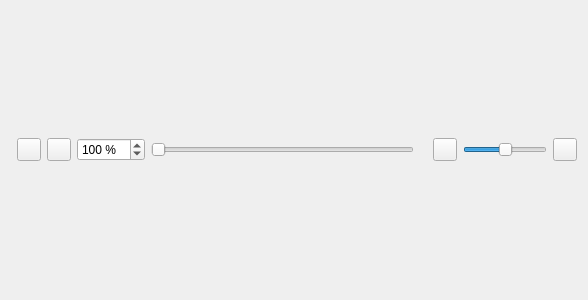
This is src/librssguard/gui/mediaplayer/mediaplayer.ui in martinrotter/rssguard as Qt 5 draws it before an edit. The edited form follows.
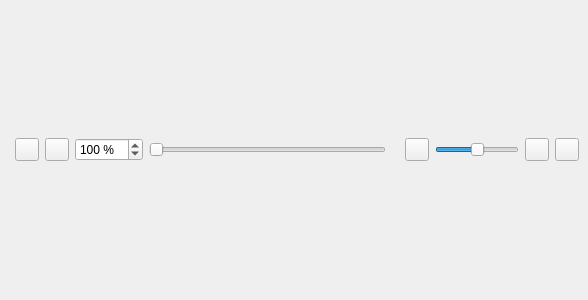
This is the edited form. Custom widgets are drawn as their Qt base class.

Patch:
```diff
--- a/src/librssguard/gui/mediaplayer/mediaplayer.ui
+++ b/src/librssguard/gui/mediaplayer/mediaplayer.ui
@@ -14,8 +14,47 @@
    <string>Form</string>
   </property>
   <layout class="QVBoxLayout" name="m_layoutMain">
+   <property name="leftMargin">
+    <number>0</number>
+   </property>
+   <property name="topMargin">
+    <number>0</number>
+   </property>
+   <property name="rightMargin">
+    <number>0</number>
+   </property>
+   <property name="bottomMargin">
+    <number>0</number>
+   </property>
+   <item>
+    <widget class="QWidget" name="m_container" native="true">
+     <layout class="QVBoxLayout" name="m_layoutContainer">
+      <property name="leftMargin">
+       <number>0</number>
+      </property>
+      <property name="topMargin">
+       <number>0</number>
+      </property>
+      <property name="rightMargin">
+       <number>0</number>
+      </property>
+      <property name="bottomMargin">
+       <number>0</number>
+      </property>
    <item>
     <layout class="QHBoxLayout" name="horizontalLayout">
+        <property name="leftMargin">
+         <number>9</number>
+        </property>
+        <property name="topMargin">
+         <number>9</number>
+        </property>
+        <property name="rightMargin">
+         <number>9</number>
+        </property>
+        <property name="bottomMargin">
+         <number>9</number>
+        </property>
      <item>
       <widget class="LabelWithStatus" name="m_lblStatus" native="true"/>
      </item>
@@ -117,7 +156,17 @@
        </property>
       </widget>
      </item>
-    </layout>
+        <item>
+         <widget class="PlainToolButton" name="m_btnFullscreen">
+          <property name="toolTip">
+           <string>Download</string>
+          </property>
+         </widget>
+        </item>
+       </layout>
+      </item>
+     </layout>
+    </widget>
    </item>
   </layout>
  </widget>
```
Left out of the diff: 1 changed line with no effect on the pictures. Lines whose indentation alone changed are shown as unchanged.
